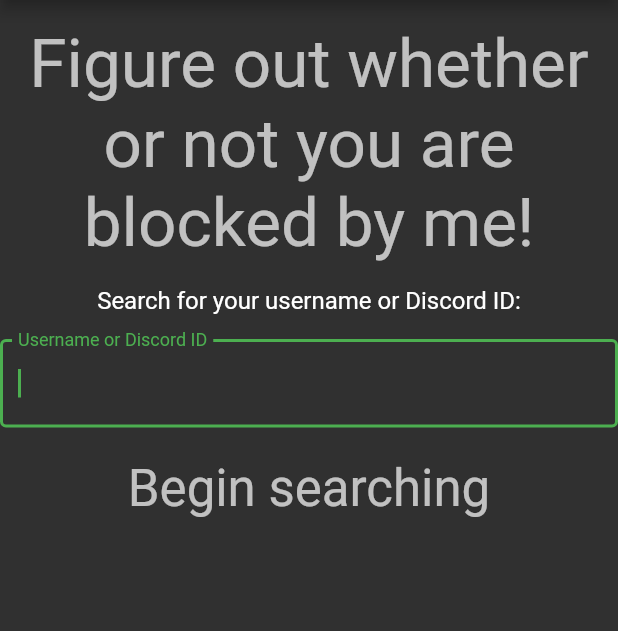
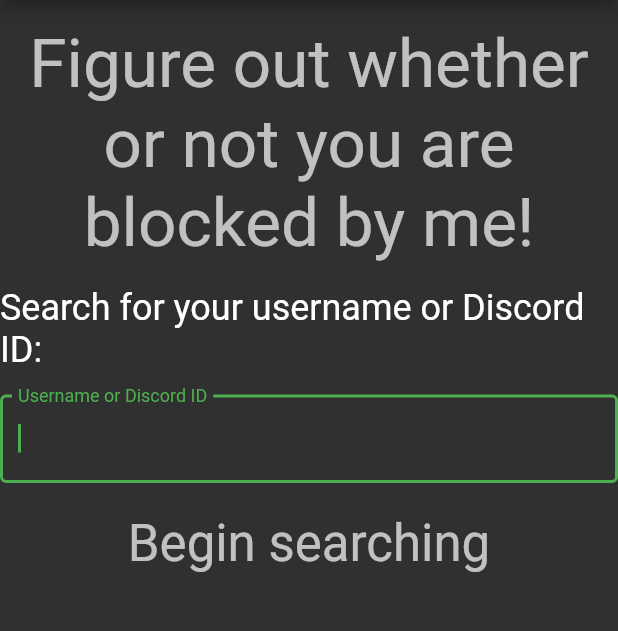
Before and after one commit to GiantTreeLP/amiblocked, a Flutter app: the screen it shows after launch, on a phone screen of 412 x 824 dp, the part 84-715 px from its top. Run offline on Flutter 3.47's test engine with Material 2 defaults, Android fonts, the light colour scheme and no system bars.

Commit message:
Change size of subtitle

```diff
--- a/lib/main.dart
+++ b/lib/main.dart
@@ -107,7 +107,7 @@
               padding: const EdgeInsets.only(top: 16.0, bottom: 16.0),
               child: Text(
                 'Search for your username or Discord ID:',
-                style: Theme.of(context).textTheme.subtitle1,
+                style: Theme.of(context).textTheme.headline5,
               ),
             ),
             Container(
```
